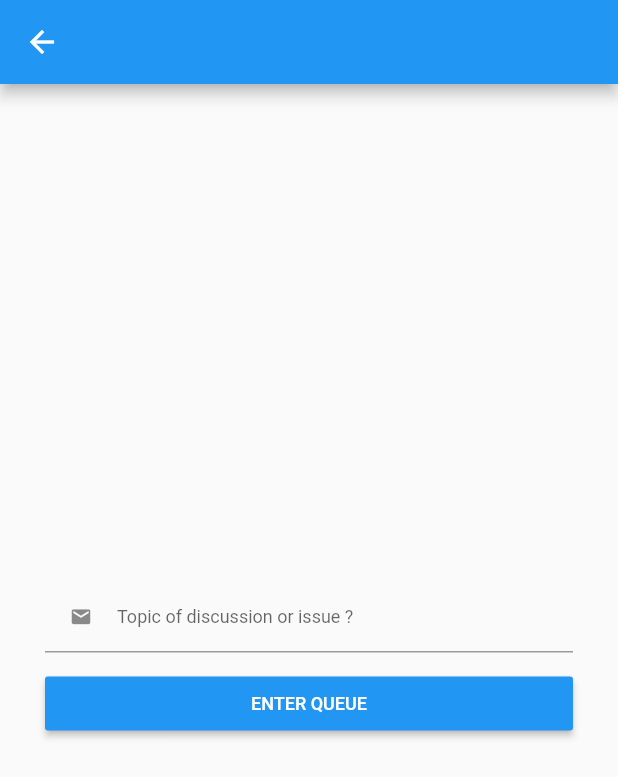
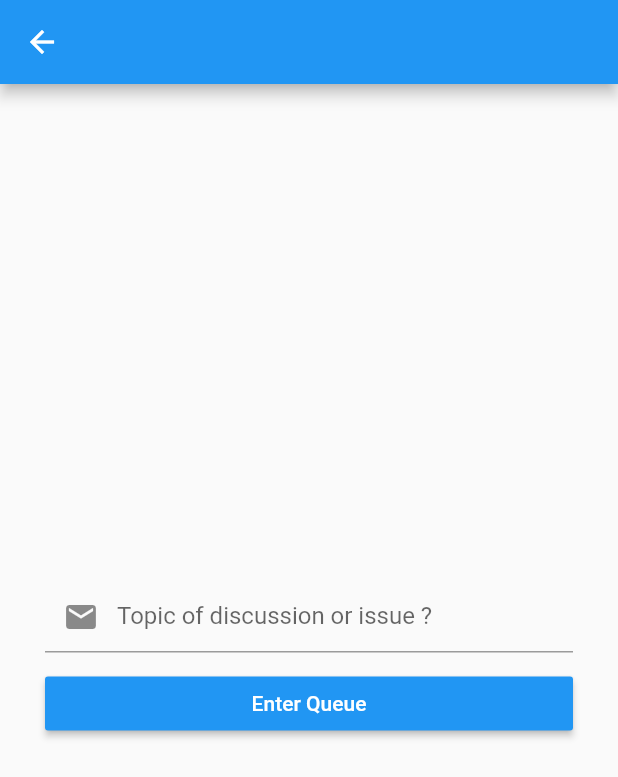
Before and after one commit to arma7x/FireFlutter, a Flutter app: the ChatPage screen opened directly with empty values, on a phone screen of 412 x 824 dp. Shown: the top 777 px of the screen. Run offline on Flutter 3.47's test engine with Material 2 defaults, Android fonts, the phone set to English and light mode, and no system bars; our stand-ins replace cached_network_image, device_info, firebase_auth, firebase_core, firebase_database, firebase_messaging and 5 more; accounts and stored records are empty.

Commit message:
update WIP flutter

```diff
--- a/fireflutter/lib/navigation/screens/chat.dart
+++ b/fireflutter/lib/navigation/screens/chat.dart
@@ -25,7 +25,6 @@ class _ChatPageState extends State<ChatPage> {
 
   final FirebaseAuth _auth = FirebaseAuth.instance;
 
-  double _pxRatio;
   FirebaseUser _user;
   Map<dynamic, dynamic> _metadata;
   String _uid;
@@ -125,13 +124,13 @@ class _ChatPageState extends State<ChatPage> {
                         Text(
                           data['message']['data'] != null ? data['message']['data'] : "-",
                           textAlign: TextAlign.left,
-                          style: TextStyle(fontSize: 6.5 * _pxRatio, fontWeight: FontWeight.normal)
+                          style: TextStyle(fontSize: 12.0, fontWeight: FontWeight.normal)
                         ),
                         SizedBox(height: 10, width: 0),
                         Text(
                           DateTime.fromMillisecondsSinceEpoch(data['timestamp']).toLocal().toString().substring(0, 19),
                           textAlign: TextAlign.right,
-                          style: TextStyle(fontSize: 6.0 * _pxRatio, fontWeight: FontWeight.normal, color: Colors.grey),
+                          style: TextStyle(fontSize: 8.0, fontWeight: FontWeight.normal, color: Colors.grey),
                         )
                       ]
                     )
@@ -201,7 +200,7 @@ class _ChatPageState extends State<ChatPage> {
           return AlertDialog(
             title: new Text(
               "Are sure to enter queue list ?",
-              style: TextStyle(fontSize: 10.0 * _pxRatio),
+              style: TextStyle(fontSize: 16.0),
             ),
             actions: <Widget>[
               new FlatButton(
@@ -252,7 +251,7 @@ class _ChatPageState extends State<ChatPage> {
         return AlertDialog(
           title: new Text(
             "Are sure to exit from queue list ?",
-            style: TextStyle(fontSize: 10.0 * _pxRatio),
+            style: TextStyle(fontSize: 16.0),
           ),
           actions: <Widget>[
             new FlatButton(
@@ -330,7 +329,7 @@ class _ChatPageState extends State<ChatPage> {
         return AlertDialog(
           title: new Text(
             "Are sure to remove this chat from queue list ?",
-            style: TextStyle(fontSize: 10.0 * _pxRatio),
+            style: TextStyle(fontSize: 16.0),
           ),
           actions: <Widget>[
             new FlatButton(
@@ -384,7 +383,6 @@ class _ChatPageState extends State<ChatPage> {
 
     _user = Provider.of<Auth>(context).user;
     _metadata = Provider.of<Auth>(context).metadata;
-    _pxRatio = MediaQuery.of(context).devicePixelRatio;
 
     return Scaffold(
       key: _scaffoldKey,
@@ -407,11 +405,9 @@ class _ChatPageState extends State<ChatPage> {
                     alignment: Alignment.center,
                     child: TextFormField(
                       controller: _topicController,
-                      style: TextStyle(fontSize: 8.0 * _pxRatio,),
                       decoration: InputDecoration(
-                        prefixIcon: Icon(Icons.email, size: 10.0 * _pxRatio,),
+                        prefixIcon: Icon(Icons.email),
                         labelText: 'Topic of discussion or issue ?',
-                        labelStyle: TextStyle(fontSize: 8.0 * _pxRatio,),
                         contentPadding: EdgeInsets.fromLTRB(0.0, 5.0, 0.0, 5.0),
                       ),
                       validator: (String value) {
@@ -427,12 +423,12 @@ class _ChatPageState extends State<ChatPage> {
                     padding: EdgeInsets.fromLTRB(30.0, 10.0, 30.0, 0.0),
                     alignment: Alignment.center,
                     child: SizedBox(
-                      width: double.infinity, // match_parent
+                      width: double.infinity,
                       child: RaisedButton(
                         color: Theme.of(context).primaryColor,
                         child: Text(
-                          'ENTER QUEUE',
-                          style: TextStyle(color: Colors.white, fontSize: 8.0 * _pxRatio,),
+                          'Enter Queue',
+                          style: TextStyle(color: Colors.white),
                         ),
                         onPressed: _enterQueue
                       ),
@@ -461,7 +457,7 @@ class _ChatPageState extends State<ChatPage> {
                 children: <Widget>[
                   Text(
                     'Be nice to each others',
-                    style: TextStyle(fontSize: 8.0 * _pxRatio, fontWeight: FontWeight.normal, color: Colors.grey),
+                    style: TextStyle(fontSize: 13.0, fontWeight: FontWeight.normal, color: Colors.grey),
                   ),
                 ],
               )
@@ -476,8 +472,8 @@ class _ChatPageState extends State<ChatPage> {
                   Container(
                     margin: EdgeInsets.fromLTRB(0.0, 0.0, 0.0, 0.0),
                     child: SizedBox(
-                      width: 25.0 * _pxRatio,
-                      height: 25.0 * _pxRatio,
+                      width: 37.0,
+                      height: 37.0,
                       child: Material(
                         child: InkWell(
                           onTap: () {
@@ -486,7 +482,7 @@ class _ChatPageState extends State<ChatPage> {
                           child: Row(
                             mainAxisAlignment: MainAxisAlignment.center,
                             children: <Widget>[
-                              Icon(Icons.announcement, size: 12.0 * _pxRatio, color: Colors.grey),
+                              Icon(Icons.announcement, size: 18.0, color: Colors.grey),
                             ]
                           ),
                         ),
@@ -502,11 +498,11 @@ class _ChatPageState extends State<ChatPage> {
                         child: TextFormField(
                           maxLines: null,
                           controller: _messageController,
-                          style: TextStyle(fontSize: 8.0 * _pxRatio,),
+                          style: TextStyle(fontSize: 13.0),
                           decoration: InputDecoration(
                             border: InputBorder.none,
                             hintText: 'Please enter your message here',
-                            hintStyle: TextStyle(fontSize: 8.0 * _pxRatio,),
+                            hintStyle: TextStyle(fontSize: 13.0),
                           ),
                           validator: (String value) {
                             if (value.isEmpty) {
@@ -521,15 +517,15 @@ class _ChatPageState extends State<ChatPage> {
                   Container(
                     margin: EdgeInsets.fromLTRB(0.0, 0.0, 0.0, 0.0),
                     child: SizedBox(
-                      width: 25.0 * _pxRatio,
-                      height: 25.0 * _pxRatio,
+                      width: 37.0,
+                      height: 37.0,
                       child: Material(
                         child: InkWell(
                           onTap: _sendMessage,
                           child: Row(
                             mainAxisAlignment: MainAxisAlignment.center,
                             children: <Widget>[
-                              Icon(Icons.send, size: 12.0 * _pxRatio, color: Colors.grey),
+                              Icon(Icons.send, size: 18.0, color: Colors.grey),
                             ]
                           ),
                         ),
@@ -573,12 +569,12 @@ class _ChatPageState extends State<ChatPage> {
                           children: <Widget>[
                             Text(
                               'Supervisor',
-                              style: TextStyle(fontSize: 8.0 * _pxRatio, fontWeight: FontWeight.normal)
+                              style: TextStyle(fontSize: 12.0, fontWeight: FontWeight.normal)
                             ),
-                            SizedBox(height: 5),
+                            SizedBox(height: 3),
                             Text(
                               _assignedUserMetadata['name'] == null ? "" : _assignedUserMetadata['name'],
-                              style: TextStyle(fontSize: 6.5 * _pxRatio, fontWeight: FontWeight.normal, color: Colors.grey)
+                              style: TextStyle(fontSize: 11.0, fontWeight: FontWeight.normal, color: Colors.grey)
                             ),
                           ]
                         ),
@@ -596,12 +592,12 @@ class _ChatPageState extends State<ChatPage> {
                           children: <Widget>[
                             Text(
                               'Client',
-                              style: TextStyle(fontSize: 8.0 * _pxRatio, fontWeight: FontWeight.normal)
+                              style: TextStyle(fontSize: 12.0, fontWeight: FontWeight.normal)
                             ),
-                            SizedBox(height: 5),
+                            SizedBox(height: 3),
                             Text(
                               _queueUserMetadata['name'] == null ? "" : _queueUserMetadata['name'],
-                              style: TextStyle(fontSize: 6.5 * _pxRatio, fontWeight: FontWeight.normal, color: Colors.grey)
+                              style: TextStyle(fontSize: 11.0, fontWeight: FontWeight.normal, color: Colors.grey)
                             ),
                           ]
                         ),
@@ -609,7 +605,7 @@ class _ChatPageState extends State<ChatPage> {
                     )
                   ) : SizedBox(height: 0, width: 0),
                   _metadata['role'] == 1 ? ListViewWidget(
-                    margin: EdgeInsets.fromLTRB(10.0, 10.0, 10.0, 0.0),
+                    margin: EdgeInsets.fromLTRB(10.0, 0.0, 10.0, 0.0),
                     widget: Column(
                       children: <Widget>[
                         _queueUserMetadataPrivate != null
@@ -630,13 +626,13 @@ class _ChatPageState extends State<ChatPage> {
                                     children: <Widget>[
                                       Text(
                                         'Status',
-                                        style: TextStyle(fontSize: 8.0 * _pxRatio, fontWeight: FontWeight.normal)
+                                        style: TextStyle(fontSize: 13.0, fontWeight: FontWeight.normal)
                                       ),
                                       SizedBox(width: 5),
                                       Icon(
                                         chat['status'] != 0 ? Icons.lock : Icons.lock_open,
                                         color: chat['status'] != 0 ? Colors.red : Colors.green,
-                                        size: 8.0 * _pxRatio,
+                                        size: 13.0,
                                       ),
                                     ]
                                   ),
@@ -655,38 +651,25 @@ class _ChatPageState extends State<ChatPage> {
                                 child: RaisedButton(
                                   onPressed: _adminDeleteQueue,
                                   color: Colors.redAccent,
-                                  child: Row(
-                                    mainAxisAlignment: MainAxisAlignment.center,
-                                    children: <Widget>[
-                                      Icon(Icons.delete, size: 8.0 * _pxRatio, color: Colors.white),
-                                      SizedBox(width: 10),
-                                      Text(
-                                        "DELETE QUEUE",
-                                        style: TextStyle(color: Colors.white, fontSize: 8.0 * _pxRatio,),
-                                      ),
-                                    ]
-                                  )
+                                  child: Text(
+                                    "Delete Queue",
+                                    style: TextStyle(color: Colors.white),
+                                  ),
                                 ),
                               ) : SizedBox(height: 0, width: 0)
                             ]
                           )
                         ),
                         Container(
+                          width: double.infinity,
                           margin: EdgeInsets.fromLTRB(0.0, 5.0, 0.0, 0.0),
                           child: RaisedButton(
                             onPressed: _adminNotifyClient,
                             color: Colors.green,
-                            child: Row(
-                              mainAxisAlignment: MainAxisAlignment.center,
-                              children: <Widget>[
-                                Icon(Icons.notification_important, size: 8.0 * _pxRatio, color: Colors.white),
-                                SizedBox(width: 10),
-                                Text(
-                                  "NOTIFY CLIENT",
-                                  style: TextStyle(color: Colors.white, fontSize: 8.0 * _pxRatio,),
-                                ),
-                              ]
-                            )
+                            child: Text(
+                              "Notify Client",
+                              style: TextStyle(color: Colors.white),
+                            ),
                           )
                         ),
                       ]
@@ -694,21 +677,14 @@ class _ChatPageState extends State<ChatPage> {
                   ) : SizedBox(height: 0, width: 0), //admin
                   _user.uid == _uid && chat['status'] == 0
                   ? ListViewWidget(
-                    margin: EdgeInsets.fromLTRB(10.0, 10.0, 10.0, 0.0),
+                    margin: EdgeInsets.fromLTRB(10.0, 5.0, 10.0, 0.0),
                     widget: RaisedButton(
                       onPressed: _exitQueue,
                       color: Colors.redAccent,
-                      child: Row(
-                        mainAxisAlignment: MainAxisAlignment.center,
-                        children: <Widget>[
-                          Icon(Icons.delete, size: 8.0 * _pxRatio, color: Colors.white),
-                          SizedBox(width: 10),
-                          Text(
-                            "EXIT QUEUE",
-                            style: TextStyle(color: Colors.white, fontSize: 8.0 * _pxRatio),
-                          ),
-                        ]
-                      )
+                      child: Text(
+                        "Exit Queue",
+                        style: TextStyle(color: Colors.white),
+                      ),
                     )
                   ) : SizedBox(height: 0, width: 0), //client
                 ]
--- a/fireflutter/lib/navigation/screens/queue.dart
+++ b/fireflutter/lib/navigation/screens/queue.dart
@@ -27,7 +27,6 @@ class _QueuePageState extends State<QueuePage> {
   List<Widget> _queueWidgets;
   DatabaseReference _queueRef;
   DatabaseReference _userRef;
-  double _pxRatio;
 
   @override
   void initState() {
@@ -85,7 +84,7 @@ class _QueuePageState extends State<QueuePage> {
         return AlertDialog(
           title: new Text(
             "Are sure to put this queue under your supervision ?",
-            style: TextStyle(fontSize: 10.0 * _pxRatio),
+            style: TextStyle(fontSize: 16.0),
           ),
           actions: <Widget>[
             new FlatButton(
@@ -135,7 +134,6 @@ class _QueuePageState extends State<QueuePage> {
   Widget build(BuildContext context) {
 
     _user = Provider.of<Auth>(context).user;
-    _pxRatio = MediaQuery.of(context).devicePixelRatio;
 
     return Scaffold(
       appBar: AppBar(
@@ -147,7 +145,7 @@ class _QueuePageState extends State<QueuePage> {
         : Center(
           child: Text(
             'No user in queue list',
-            style: TextStyle(fontSize: 8.0 * _pxRatio, fontWeight: FontWeight.normal, color: Colors.grey),
+            style: TextStyle(fontSize: 13.0, fontWeight: FontWeight.normal, color: Colors.grey),
           ),
         ),
       ),
```
Also changed, not shown: fireflutter/lib/main.dart (+6 -14 lines), fireflutter/lib/navigation/fragments/home.dart (+7 -6 lines), fireflutter/lib/navigation/screens/profile.dart (+22 -31 lines), fireflutter/lib/navigation/screens/register.dart (+6 -15 lines), fireflutter/lib/navigation/screens/reset_password.dart (+3 -9 lines), fireflutter/lib/widgets/login/email.dart (+4 -11 lines), fireflutter/lib/widgets/login/google.dart (+8 -1 lines), fireflutter/lib/widgets/misc/list_view_child.dart (+2 -5 lines), fireflutter/lib/widgets/profile/dialong_button.dart (+2 -5 lines), fireflutter/lib/widgets/queue/queue_item.dart (+14 -14 lines).
